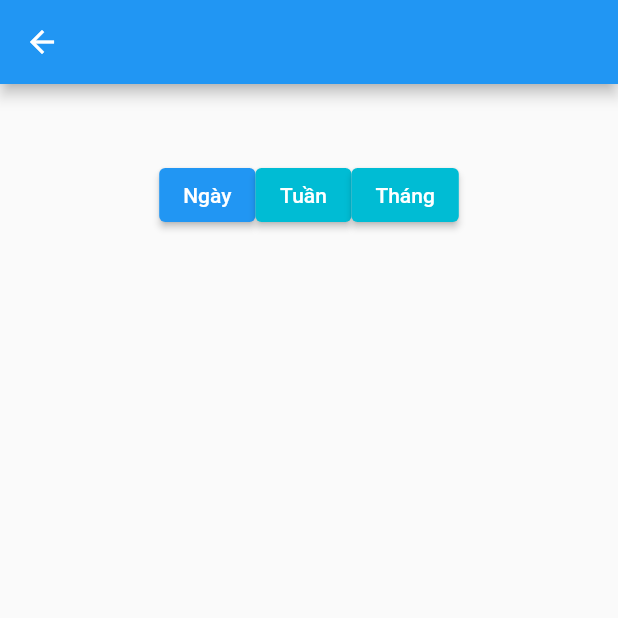
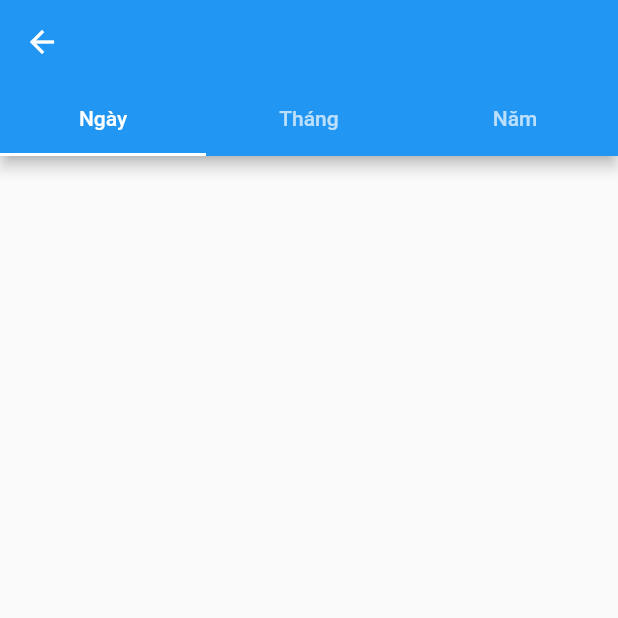
Before and after one commit to viettungvuong/SaveMoney, a Flutter app: the AnalyticsPage screen opened directly, on a phone screen of 412 x 824 dp, the top half of it. Run offline on Flutter 3.47's test engine with Material 2 defaults, Android fonts, the phone set to English and light mode, and no system bars; our stand-ins replace cloud_firestore, date_time_picker, dropdown_button2, dropdown_search, firebase_auth, firebase_core and 1 more; missing offline and left inert: searchable_listview, selection_menu; accounts and stored records are empty; network calls fail.

Commit message:
Thêm tab

```diff
--- a/lib/analytics.dart
+++ b/lib/analytics.dart
@@ -10,58 +10,63 @@ class AnalyticsPage extends StatefulWidget {
 }
 
 class AnalyticsState extends State<AnalyticsPage> {
-  int currentSelection=0; //cho biet dang chon o phan Ngay, Tuan, hay Thang
+  int currentSelection = 0; //cho biet dang chon o phan Ngay, Tuan, hay Thang
   @override
   Widget build(BuildContext context) {
-    return Scaffold(
-      appBar: AppBar(
+    return DefaultTabController(
+      initialIndex: 0,
+      length: 3,
+      child: Scaffold(
+        appBar: AppBar(
           // Here we take the value from the MyHomePage object that was created by
           // the App.build method, and use it to set our appbar title.
+          bottom: const TabBar(
+            dividerColor: Colors.transparent,
+            tabs: <Widget>[
+              Tab(
+                text: 'Ngày',
+              ),
+              Tab(
+                text: 'Tháng',
+              ),
+              Tab(
+                text: 'Năm',
+              ),
+            ],
           ),
-      body: Center(
-        child: Column(
+        ),
+        body: TabBarView(
           children: [
-            Container(
-              margin: EdgeInsets.all(50),
-              child: Wrap(
-                direction: Axis.horizontal,
-                children: [
-                  ElevatedButton(
-                      onPressed: () {
-                        setState(() {
-                          selectedIndex=0;
-                        });
-                      },
-                      child: Text(
-                        "Ngày",
-                      ),
-                      style: ElevatedButton.styleFrom(primary: (selectedIndex==0)?Colors.blue:Colors.cyan)),
-                  ElevatedButton(
-                      onPressed: () {
-                        setState(() {
-                          selectedIndex=1;
-                        });
-                      },
-                      child: Text(
-                        "Tuần",
-                      ),
-                      style: ElevatedButton.styleFrom(primary: (selectedIndex==1)?Colors.blue:Colors.cyan)),
-                  ElevatedButton(
-                      onPressed: () {
-                        setState(() {
-                          selectedIndex=2;
-                        });
-                      },
-                      child: Text(
-                        "Tháng",
-                      ),
-                      style: ElevatedButton.styleFrom(primary: (selectedIndex==2)?Colors.blue:Colors.cyan)),
-                ],
-              ),
-            )
+            TabPage(tabName: 'Ngày',),
+            TabPage(tabName: 'Tháng',),
+            TabPage(tabName: 'Năm',),
           ],
         ),
       ),
     );
   }
 }
+
+class TabPage extends StatefulWidget{
+  final String tabName;
+  //truyen ham tu widget hien tai qua dialog
+
+  TabPage({required this.tabName});
+
+  @override
+  State<TabPage> createState() => TabState();
+}
+
+class TabState extends State<TabPage>{
+  @override
+  Widget build(BuildContext context) {
+    return Scaffold(
+      body: Column(
+        children: [
+
+        ],
+      ),
+    );
+  }
+
+}
```
